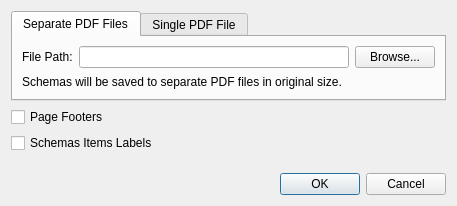
Before: the Qt Designer form u7/Reports/DialogSchemasExport.ui in whiteman-kr/u7set, drawn with Qt 5.
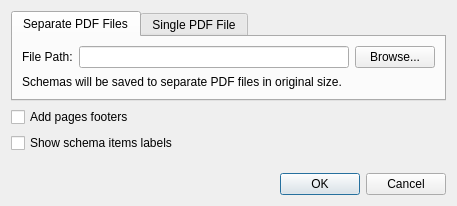
After: the same form once the commit is applied.

Commit message: RPCT-3756, u7: Add extra options and variables to schemas reports. Variables are passed to CDrawParam.

The edit to the form file:
```diff
--- a/u7/Reports/DialogSchemasExport.ui
+++ b/u7/Reports/DialogSchemasExport.ui
@@ -112,14 +112,14 @@
      <item>
       <widget class="QCheckBox" name="checkFooters">
        <property name="text">
-        <string>Page Footers</string>
+        <string>Add pages footers</string>
        </property>
       </widget>
      </item>
      <item>
       <widget class="QCheckBox" name="checkItemsLabels">
        <property name="text">
-        <string>Schemas Items Labels</string>
+        <string>Show schema items labels</string>
        </property>
       </widget>
      </item>
```
The commit also changes 15 other files.
